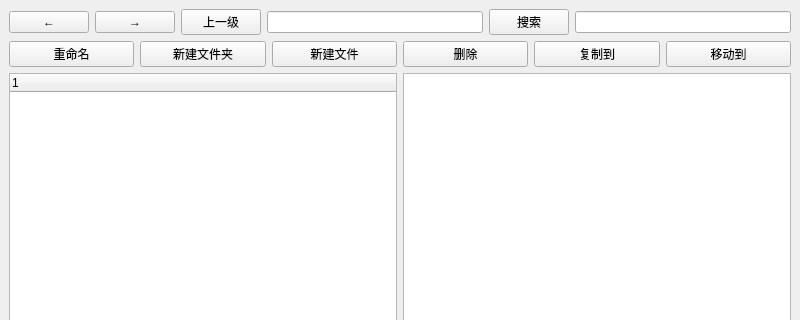
This is mainwindow.ui in enenene1223/FileManager as Qt 5 draws it before an edit; both pictures show x 0 to 800 and y 0 to 320 of the 800 by 600 pixel window. The edited form follows.
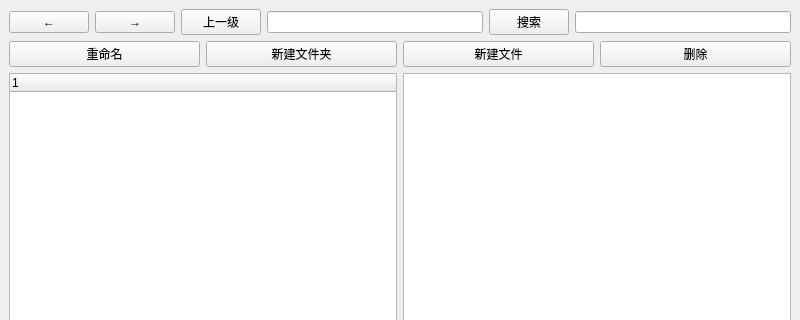
This is the edited form.

Patch:
```diff
--- a/mainwindow.ui
+++ b/mainwindow.ui
@@ -83,20 +83,6 @@
         </property>
        </widget>
       </item>
-      <item>
-       <widget class="QPushButton" name="btn_copy">
-        <property name="text">
-         <string>复制到</string>
-        </property>
-       </widget>
-      </item>
-      <item>
-       <widget class="QPushButton" name="btn_move">
-        <property name="text">
-         <string>移动到</string>
-        </property>
-       </widget>
-      </item>
      </layout>
     </item>
     <item>
```
